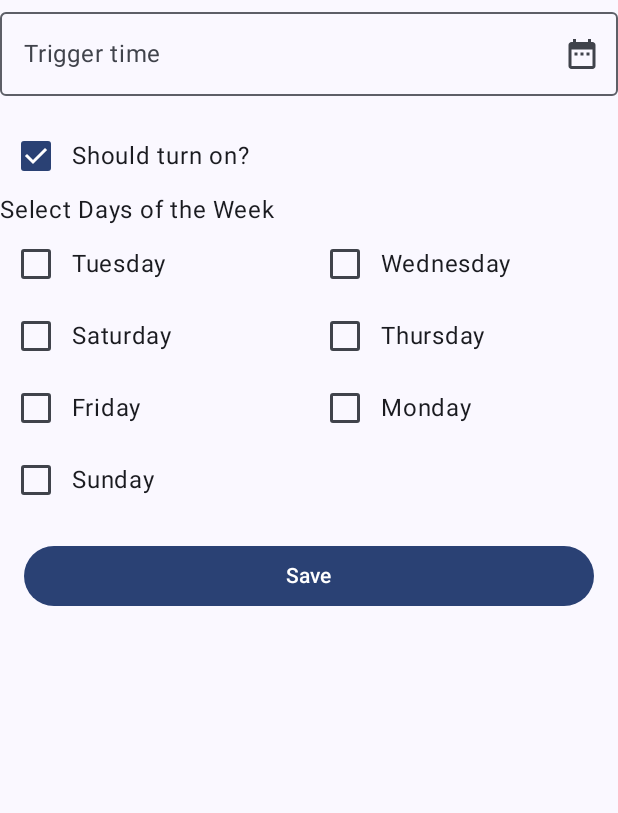
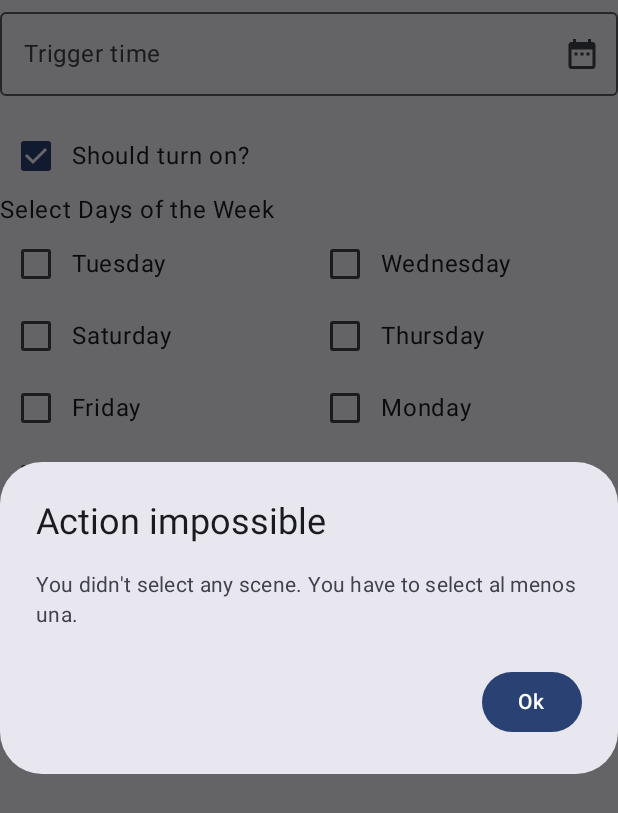
Before and after one commit to UTN-FRBA-Mobile/HomeAssistant, an Android app built with Jetpack Compose: the composable ClockAutomationForm shown on its own in the app's theme, after a tap on "Save", on a phone screen of 412 x 824 dp. Shown: the top 813 px of the screen. Run offline under Robolectric (Android 15) with nearby library versions, the phone set to English and light mode, and no system bars; network calls fail.

Commit message:
Update ClockAutomationForm.kt

```diff
--- a/app/src/main/java/ar/edu/utn/frba/homeassistant/ui/automations/forms/ClockAutomationForm.kt
+++ b/app/src/main/java/ar/edu/utn/frba/homeassistant/ui/automations/forms/ClockAutomationForm.kt
@@ -1,6 +1,7 @@
 package ar.edu.utn.frba.homeassistant.ui.automations.forms
 
 import android.app.TimePickerDialog
+import android.util.Log
 import androidx.compose.foundation.layout.Arrangement
 import androidx.compose.foundation.layout.Column
 import androidx.compose.foundation.layout.Row
@@ -13,6 +14,7 @@ import androidx.compose.foundation.rememberScrollState
 import androidx.compose.foundation.verticalScroll
 import androidx.compose.material.icons.Icons
 import androidx.compose.material.icons.filled.DateRange
+import androidx.compose.material3.AlertDialog
 import androidx.compose.material3.Button
 import androidx.compose.material3.Checkbox
 import androidx.compose.material3.Icon
@@ -29,6 +31,7 @@ import androidx.compose.ui.Alignment
 import androidx.compose.ui.Modifier
 import androidx.compose.ui.platform.LocalContext
 import androidx.compose.ui.unit.dp
+import ar.edu.utn.frba.homeassistant.TAG
 import ar.edu.utn.frba.homeassistant.data.model.ClockAutomation
 import ar.edu.utn.frba.homeassistant.data.model.IAutomation
 import java.util.Calendar
@@ -39,6 +42,8 @@ fun ClockAutomationForm(
 ) {
     var time by remember { mutableStateOf("") }
     var shouldTurnOn by remember { mutableStateOf(true) }
+
+    val selectedScenes = remember { mutableStateOf(listOf<IAutomation>()) }
 
     val selectedDays = remember {
         mutableStateMapOf( // Estado para días seleccionados
@@ -52,6 +57,28 @@ fun ClockAutomationForm(
         )
     }
 
+    var showAlert by remember { mutableStateOf(false) }
+    if (showAlert) {
+        AlertDialog(
+            onDismissRequest = { showAlert = false },
+            confirmButton = {
+                if(false) {
+                    Button(onClick = {
+                        showAlert = false
+                    }) {
+                        Text("do anyway")
+                    }
+                }
+            },
+            dismissButton = {
+                Button(onClick = { showAlert = false }) {
+                    Text("Ok")
+                }
+            },
+            title = { Text("Action impossible") },
+            text = { Text("You didn't select any scene. You have to select al menos una.") }
+        )
+    }
 
     val context = LocalContext.current
     val calendar = Calendar.getInstance()
@@ -140,6 +167,9 @@ fun ClockAutomationForm(
         ) {
             Button(
                 onClick = {
+                    if (selectedScenes.value.isEmpty()) {
+                        showAlert = true
+                    }else{
 
                         val name = selectedDays.entries.filter { it.value }
                             .map { it.key.slice(IntRange(0, 1)) }.joinToString(
@@ -161,6 +191,7 @@ fun ClockAutomationForm(
                             sunday = selectedDays["Sunday"] ?: false
                         )
                         onCreate(automation as IAutomation)
+                    }
                 },
                 modifier = Modifier.fillMaxWidth()
             ) {
```
Lines whose indentation alone changed are shown as unchanged.
